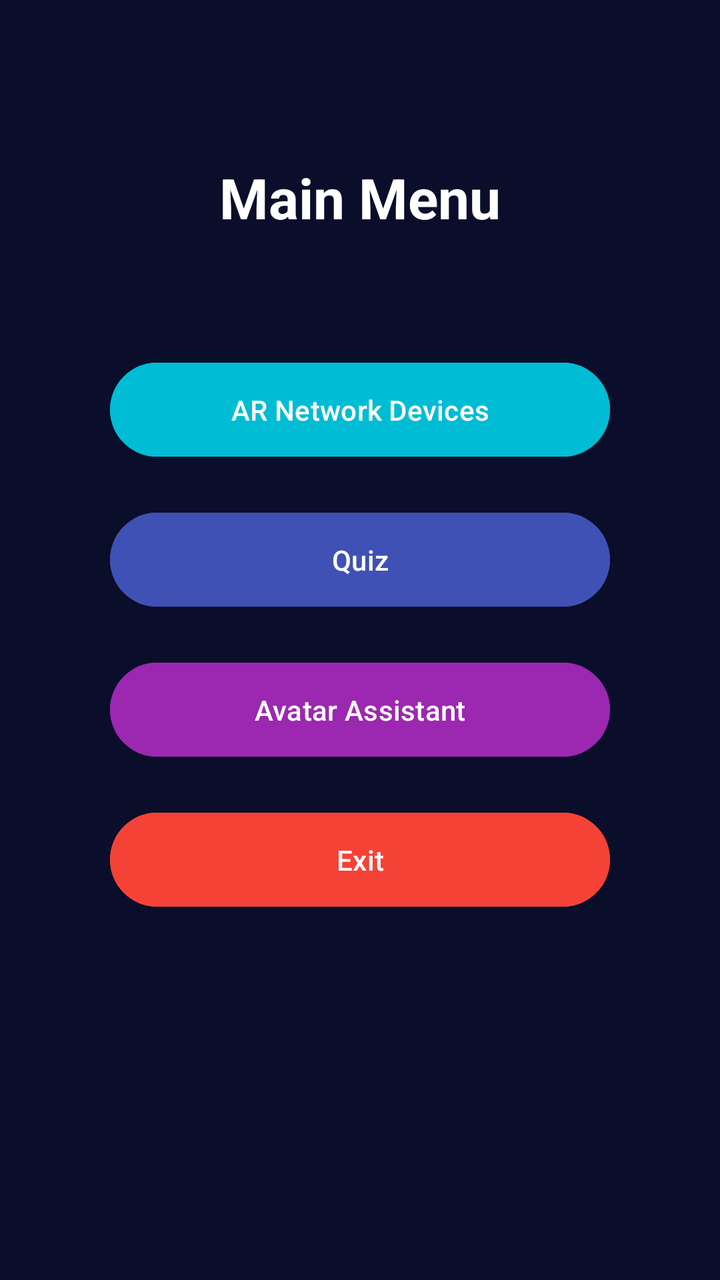
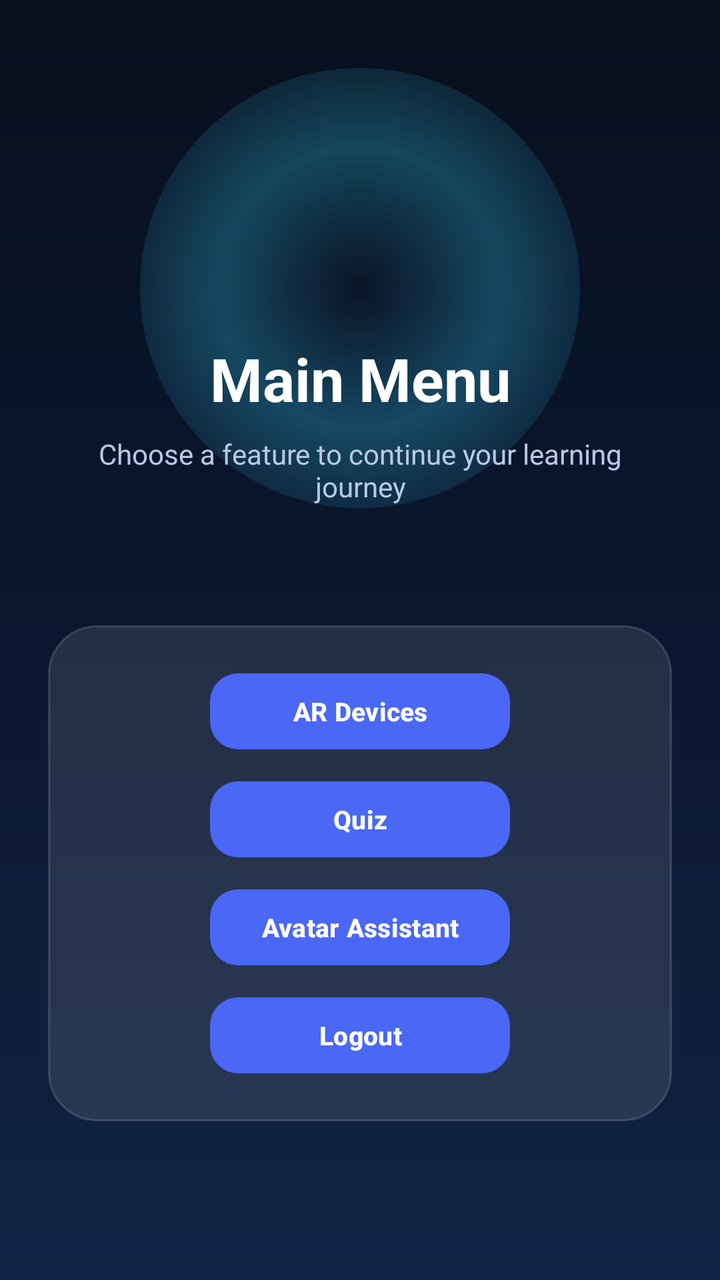

Before-and-after screenshots of an Android layout around one commit, followed by the original layout XML and the change that was made.
<!-- AndroidManifest.xml: application theme Theme.ComputerNetworkDeviceARApp -->
<!-- res/layout/activity_main_menu.xml -->
<?xml version="1.0" encoding="utf-8"?>
<RelativeLayout xmlns:android="http://schemas.android.com/apk/res/android"
    android:layout_width="match_parent"
    android:layout_height="match_parent"
    android:background="#0A0E2A">

    
    <TextView
        android:id="@+id/tvMenuTitle"
        android:layout_width="wrap_content"
        android:layout_height="wrap_content"
        android:text="Main Menu"
        android:textColor="#FFFFFF"
        android:textSize="28sp"
        android:textStyle="bold"
        android:layout_centerHorizontal="true"
        android:layout_marginTop="80dp"/>

    
    <Button
        android:id="@+id/btnAR"
        android:layout_width="250dp"
        android:layout_height="55dp"
        android:text="AR Network Devices"
        android:textColor="#FFFFFF"
        android:backgroundTint="#00BCD4"
        android:layout_centerHorizontal="true"
        android:layout_below="@id/tvMenuTitle"
        android:layout_marginTop="60dp"/>

    
    <Button
        android:id="@+id/btnQuiz"
        android:layout_width="250dp"
        android:layout_height="55dp"
        android:text="Quiz"
        android:textColor="#FFFFFF"
        android:backgroundTint="#3F51B5"
        android:layout_centerHorizontal="true"
        android:layout_below="@id/btnAR"
        android:layout_marginTop="20dp"/>

    
    <Button
        android:id="@+id/btnAvatar"
        android:layout_width="250dp"
        android:layout_height="55dp"
        android:text="Avatar Assistant"
        android:textColor="#FFFFFF"
        android:backgroundTint="#9C27B0"
        android:layout_centerHorizontal="true"
        android:layout_below="@id/btnQuiz"
        android:layout_marginTop="20dp"/>

    
    <Button
        android:id="@+id/btnExit"
        android:layout_width="250dp"
        android:layout_height="55dp"
        android:text="Exit"
        android:textColor="#FFFFFF"
        android:backgroundTint="#F44336"
        android:layout_centerHorizontal="true"
        android:layout_below="@id/btnAvatar"
        android:layout_marginTop="20dp"/>

</RelativeLayout>
<!-- resources referenced by this layout -->
<resources>
  <style name="Theme.ComputerNetworkDeviceARApp" parent="Base.Theme.ComputerNetworkDeviceARApp" />
  <style name="Base.Theme.ComputerNetworkDeviceARApp" parent="Theme.Material3.DayNight.NoActionBar">
          
          
      </style>
</resources>

<!-- the commit's change to res/layout/activity_main_menu.xml (unified diff, before → after) -->
@@ -1,67 +1,136 @@
 <?xml version="1.0" encoding="utf-8"?>
 <RelativeLayout xmlns:android="http://schemas.android.com/apk/res/android"
+    xmlns:app="http://schemas.android.com/apk/res-auto"
     android:layout_width="match_parent"
     android:layout_height="match_parent"
-    android:background="#0A0E2A">
+    android:background="@drawable/bg_main_gradient"
+    android:padding="24dp">
+
+    
+    <View
+        android:id="@+id/topGlow"
+        android:layout_width="220dp"
+        android:layout_height="220dp"
+        android:layout_centerHorizontal="true"
+        android:layout_marginTop="10dp"
+        android:background="@drawable/bg_glow_circle" />
+
+    
+    <ImageView
+        android:id="@+id/imgMenuIcon"
+        android:layout_width="90dp"
+        android:layout_height="90dp"
+        android:layout_centerHorizontal="true"
+        android:layout_marginTop="35dp"
+        android:src="@mipmap/ic_launcher"
+        android:scaleType="fitCenter" />
 
     
     <TextView
         android:id="@+id/tvMenuTitle"
-        android:layout_width="wrap_content"
+        android:layout_width="match_parent"
         android:layout_height="wrap_content"
+        android:layout_below="@id/imgMenuIcon"
+        android:layout_marginTop="20dp"
         android:text="Main Menu"
+        android:textAlignment="center"
         android:textColor="#FFFFFF"
-        android:textSize="28sp"
-        android:textStyle="bold"
-        android:layout_centerHorizontal="true"
-        android:layout_marginTop="80dp"/>
+        android:textSize="30sp"
+        android:textStyle="bold" />
 
     
-    <Button
-        android:id="@+id/btnAR"
-        android:layout_width="250dp"
-        android:layout_height="55dp"
-        android:text="AR Network Devices"
-        android:textColor="#FFFFFF"
-        android:backgroundTint="#00BCD4"
-        android:layout_centerHorizontal="true"
+    <TextView
+        android:id="@+id/tvSubtitle"
+        android:layout_width="match_parent"
+        android:layout_height="wrap_content"
         android:layout_below="@id/tvMenuTitle"
-        android:layout_marginTop="60dp"/>
+        android:layout_marginTop="8dp"
+        android:text="Choose a feature to continue your learning journey"
+        android:textAlignment="center"
+        android:textColor="#B7C9E6"
+        android:textSize="14sp"
+        android:paddingStart="20dp"
+        android:paddingEnd="20dp" />
 
     
-    <Button
-        android:id="@+id/btnQuiz"
-        android:layout_width="250dp"
-        android:layout_height="55dp"
-        android:text="Quiz"
-        android:textColor="#FFFFFF"
-        android:backgroundTint="#3F51B5"
-        android:layout_centerHorizontal="true"
-        android:layout_below="@id/btnAR"
-        android:layout_marginTop="20dp"/>
+    <LinearLayout
+        android:id="@+id/menuCard"
+        android:layout_width="match_parent"
+        android:layout_height="wrap_content"
+        android:layout_below="@id/tvSubtitle"
+        android:layout_marginTop="60dp"
+        android:background="@drawable/bg_info_card"
+        android:gravity="center_horizontal"
+        android:orientation="vertical"
+        android:padding="20dp">
 
-    
-    <Button
-        android:id="@+id/btnAvatar"
-        android:layout_width="250dp"
-        android:layout_height="55dp"
-        android:text="Avatar Assistant"
-        android:textColor="#FFFFFF"
-        android:backgroundTint="#9C27B0"
-        android:layout_centerHorizontal="true"
-        android:layout_below="@id/btnQuiz"
-        android:layout_marginTop="20dp"/>
+        <com.google.android.material.button.MaterialButton
+            android:id="@+id/btnAR"
+            android:layout_width="150dp"
+            android:layout_height="46dp"
+            android:layout_gravity="center_horizontal"
+            android:text="AR Devices"
+            android:textAllCaps="false"
+            android:textColor="#FFFFFF"
+            android:textSize="13sp"
+            android:textStyle="bold"
+            app:backgroundTint="#4A67F5"
+            app:cornerRadius="14dp"
+            app:iconGravity="textStart"
+            app:iconPadding="6dp"
+            app:iconTint="#FFFFFF" />
 
-    
-    <Button
-        android:id="@+id/btnExit"
-        android:layout_width="250dp"
-        android:layout_height="55dp"
-        android:text="Exit"
-        android:textColor="#FFFFFF"
-        android:backgroundTint="#F44336"
-        android:layout_centerHorizontal="true"
-        android:layout_below="@id/btnAvatar"
-        android:layout_marginTop="20dp"/>
+        <com.google.android.material.button.MaterialButton
+            android:id="@+id/btnQuiz"
+            android:layout_width="150dp"
+            android:layout_height="46dp"
+            android:layout_gravity="center_horizontal"
+            android:layout_marginTop="8dp"
+            android:text="Quiz"
+            android:textAllCaps="false"
+            android:textColor="#FFFFFF"
+            android:textSize="13sp"
+            android:textStyle="bold"
+            app:backgroundTint="#4A67F5"
+            app:cornerRadius="14dp"
+            app:iconGravity="textStart"
+            app:iconPadding="6dp"
+            app:iconTint="#FFFFFF" />
+
+        <com.google.android.material.button.MaterialButton
+            android:id="@+id/btnAvatar"
+            android:layout_width="150dp"
+            android:layout_height="46dp"
+            android:layout_gravity="center_horizontal"
+            android:layout_marginTop="8dp"
+            android:text="Avatar Assistant"
+            android:textAllCaps="false"
+            android:textColor="#FFFFFF"
+            android:textSize="13sp"
+            android:textStyle="bold"
+            app:backgroundTint="#4A67F5"
+            app:cornerRadius="14dp"
+            app:iconGravity="textStart"
+            app:iconPadding="6dp"
+            app:iconTint="#FFFFFF" />
+
+        <com.google.android.material.button.MaterialButton
+            android:id="@+id/btnExit"
+            android:layout_width="150dp"
+            android:layout_height="46dp"
+            android:layout_gravity="center_horizontal"
+            android:layout_marginTop="8dp"
+            android:text="Logout"
+            android:textAllCaps="false"
+            android:textColor="#FFFFFF"
+            android:textSize="13sp"
+            android:textStyle="bold"
+            app:backgroundTint="#4A67F5"
+            app:cornerRadius="14dp"
+
+            app:iconGravity="textStart"
+            app:iconPadding="6dp"
+            app:iconTint="#FFFFFF" />
+    </LinearLayout>
 
 </RelativeLayout>
<!-- resource entries referenced after the edit -->
@@ -1,6 +1,42 @@
 <!-- resources referenced by this layout -->
 <resources>
+  <!-- drawable bg_glow_circle (drawable) -->
+  <?xml version="1.0" encoding="utf-8"?>
+  <shape xmlns:android="http://schemas.android.com/apk/res/android"
+      android:shape="oval">
+      <gradient
+          android:type="radial"
+          android:gradientRadius="140dp"
+          android:centerColor="#4438D6FF"
+          android:endColor="#0038D6FF" />
+  </shape>
+  <!-- drawable bg_info_card (drawable) -->
+  <?xml version="1.0" encoding="utf-8"?>
+  <shape xmlns:android="http://schemas.android.com/apk/res/android">
+      <solid android:color="#1AFFFFFF" />
+      <corners android:radius="24dp" />
+      <stroke
+          android:width="1dp"
+          android:color="#26FFFFFF" />
+  </shape>
+  <!-- drawable bg_main_gradient (drawable) -->
+  <?xml version="1.0" encoding="utf-8"?>
+  <shape xmlns:android="http://schemas.android.com/apk/res/android">
+      <gradient
+          android:angle="270"
+          android:startColor="#07101D"
+          android:centerColor="#0B1730"
+          android:endColor="#102445" />
+  </shape>
+  <!-- mipmap ic_launcher (mipmap-anydpi-v26) -->
+  <?xml version="1.0" encoding="utf-8"?>
+  <adaptive-icon xmlns:android="http://schemas.android.com/apk/res/android">
+      <background android:drawable="@drawable/ic_launcher_background"/>
+      <foreground android:drawable="@mipmap/ic_launcher_foreground"/>
+      <monochrome android:drawable="@mipmap/ic_launcher_foreground"/>
+  </adaptive-icon>
   <style name="Theme.ComputerNetworkDeviceARApp" parent="Base.Theme.ComputerNetworkDeviceARApp" />
+  <!-- drawable ic_launcher_background: vector/xml drawable (drawable, 4866 chars, omitted) -->
   <style name="Base.Theme.ComputerNetworkDeviceARApp" parent="Theme.Material3.DayNight.NoActionBar">
           
           
